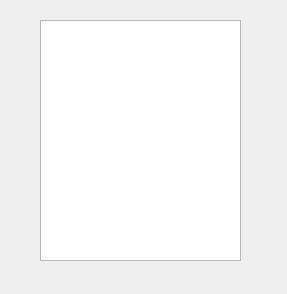
The window that unidad 4/P4_TranspasoInfoVentanas/Ejemplo 3/Ventana_VisualizarDatos.ui (ManuelAlvi25/PIP_2025_1_Eq2) describes before a commit, drawn with Qt 5.
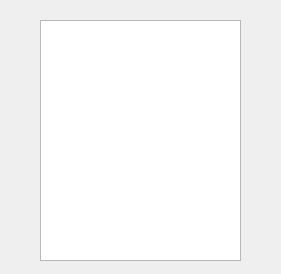
The same window after the commit.

```diff
--- a/unidad 4/P4_TranspasoInfoVentanas/Ejemplo 3/Ventana_VisualizarDatos.ui
+++ b/unidad 4/P4_TranspasoInfoVentanas/Ejemplo 3/Ventana_VisualizarDatos.ui
@@ -6,8 +6,8 @@
    <rect>
     <x>0</x>
     <y>0</y>
-    <width>287</width>
-    <height>294</height>
+    <width>281</width>
+    <height>274</height>
    </rect>
   </property>
   <property name="windowTitle">
```
